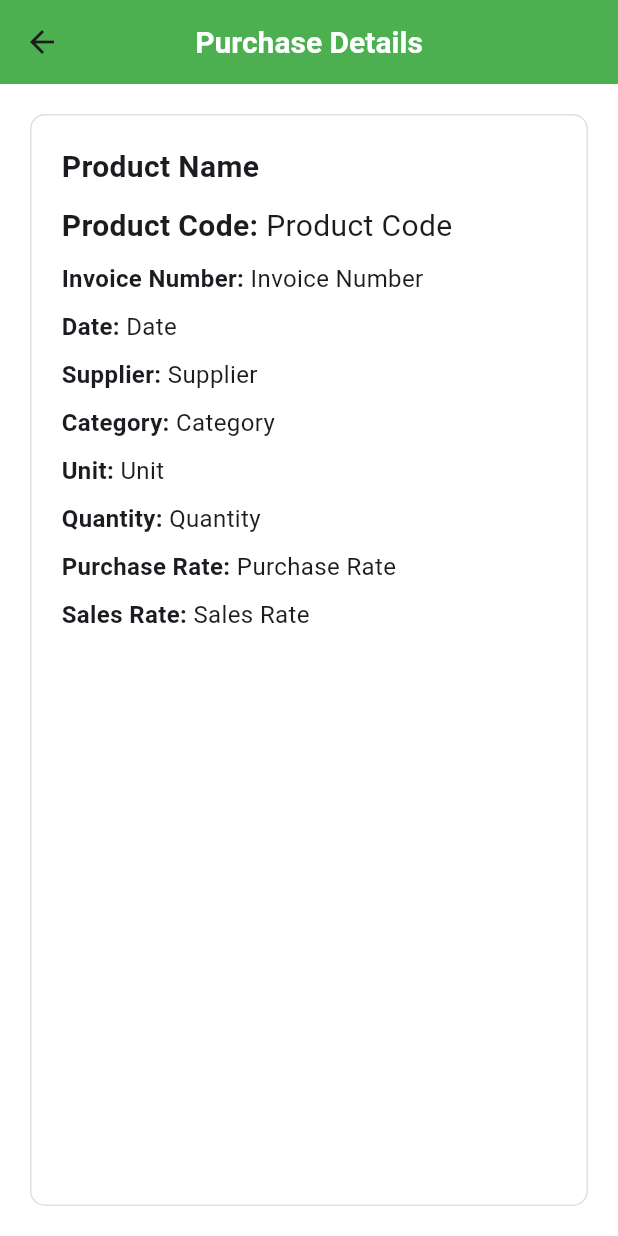
After one commit to krishnabourgeon/stock_manager, a Flutter app: the PurchaseDetailsScreen screen opened directly, on a phone screen of 412 x 824 dp. The commit adds this screen. Run offline on Flutter 3.47's test engine with Material 3 defaults, Android fonts, the phone set to English and light mode, and no system bars; our stand-ins replace dropdown_button2, flutter_screenutil, flutter_svg, flutter_zoom_drawer, fluttertoast, pdf and 4 more; missing offline and left inert: auto_height_grid_view, whatsapp_unilink; accounts and stored records are empty.

Commit message:
error fixing

```diff
--- /dev/null
+++ b/lib/screens/stock/purchase_details_screen.dart
@@ -0,0 +1,191 @@
+import 'package:flutter/material.dart';
+import 'package:flutter_screenutil/flutter_screenutil.dart';
+
+class PurchaseDetailsScreen extends StatelessWidget {
+  const PurchaseDetailsScreen({super.key});
+
+  @override
+  Widget build(BuildContext context) {
+    return Scaffold(
+      appBar: AppBar(
+        backgroundColor: Colors.green,
+        title: Text(
+          "Purchase Details",
+          style: TextStyle(
+              fontSize: 20.sp,
+              fontWeight: FontWeight.bold,
+              color: Colors.white),
+        ),
+        centerTitle: true,
+      ),
+      body: Padding(
+        padding: const EdgeInsets.all(20),
+        child: Container(
+          padding: const EdgeInsets.all(20),
+          decoration: BoxDecoration(
+              borderRadius: BorderRadius.circular(10),
+              border: Border.all(color: Colors.grey.shade300)),
+          child: Column(
+            crossAxisAlignment: CrossAxisAlignment.start,
+            children: [
+              Row(
+                children: [
+                  Text(
+                    "Product Name",
+                    style:
+                        TextStyle(fontSize: 20.sp, fontWeight: FontWeight.bold),
+                  ),
+                  // Text("Product Name",style: TextStyle(fontSize: 20.sp),),
+                ],
+              ),
+              SizedBox(
+                height: 10.h,
+              ),
+              Row(
+                children: [
+                  Text(
+                    "Product Code: ",
+                    style:
+                        TextStyle(fontSize: 20.sp, fontWeight: FontWeight.bold),
+                  ),
+                  Text(
+                    "Product Code",
+                    style: TextStyle(fontSize: 20.sp),
+                  ),
+                ],
+              ),
+              SizedBox(
+                height: 9.h,
+              ),
+              Row(
+                children: [
+                  Text(
+                    "Invoice Number: ",
+                    style:
+                        TextStyle(fontSize: 16.sp, fontWeight: FontWeight.bold),
+                  ),
+                  Text(
+                    "Invoice Number",
+                    style: TextStyle(fontSize: 16.sp),
+                  ),
+                ],
+              ),
+              SizedBox(
+                height: 9.h,
+              ),
+              Row(
+                children: [
+                  Text(
+                    "Date: ",
+                    style:
+                        TextStyle(fontSize: 16.sp, fontWeight: FontWeight.bold),
+                  ),
+                  Text(
+                    "Date",
+                    style: TextStyle(fontSize: 16.sp),
+                  ),
+                ],
+              ),
+              SizedBox(
+                height: 9.h,
+              ),
+              Row(
+                children: [
+                  Text(
+                    "Supplier: ",
+                    style:
+                        TextStyle(fontSize: 16.sp, fontWeight: FontWeight.bold),
+                  ),
+                  Text(
+                    "Supplier",
+                    style: TextStyle(fontSize: 16.sp),
+                  ),
+                ],
+              ),
+              SizedBox(
+                height: 9.h,
+              ),
+              Row(
+                children: [
+                  Text(
+                    "Category: ",
+                    style:
+                        TextStyle(fontSize: 16.sp, fontWeight: FontWeight.bold),
+                  ),
+                  Text(
+                    "Category",
+                    style: TextStyle(fontSize: 16.sp),
+                  ),
+                ],
+              ),
+              SizedBox(
+                height: 9.h,
+              ),
+              Row(
+                children: [
+                  Text(
+                    "Unit: ",
+                    style:
+                        TextStyle(fontSize: 16.sp, fontWeight: FontWeight.bold),
+                  ),
+                  Text(
+                    "Unit",
+                    style: TextStyle(fontSize: 16.sp),
+                  ),
+                ],
+              ),
+              SizedBox(
+                height: 9.h,
+              ),
+              Row(
+                children: [
+                  Text(
+                    "Quantity: ",
+                    style:
+                        TextStyle(fontSize: 16.sp, fontWeight: FontWeight.bold),
+                  ),
+                  Text(
+                    "Quantity",
+                    style: TextStyle(fontSize: 16.sp),
+                  ),
+                ],
+              ),
+              SizedBox(
+                height: 9.h,
+              ),
+              Row(
+                children: [
+                  Text(
+                    "Purchase Rate: ",
+                    style:
+                        TextStyle(fontSize: 16.sp, fontWeight: FontWeight.bold),
+                  ),
+                  Text(
+                    "Purchase Rate",
+                    style: TextStyle(fontSize: 16.sp),
+                  ),
+                ],
+              ),
+              SizedBox(
+                height: 9.h,
+              ),
+              Row(
+                children: [
+                  Text(
+                    "Sales Rate: ",
+                    style:
+                        TextStyle(fontSize: 16.sp, fontWeight: FontWeight.bold),
+                  ),
+                  Text(
+                    "Sales Rate",
+                    style: TextStyle(fontSize: 16.sp),
+                  ),
+                ],
+              )
+            ],
+          ),
+        ),
+      ),
+    );
+  }
+}
--- a/lib/screens/stock/stock_screen.dart
+++ b/lib/screens/stock/stock_screen.dart
@@ -336,7 +336,7 @@ import 'package:printing/printing.dart';
 import 'package:provider/provider.dart';
 import 'package:stock_manager/providers/stock_provider.dart';
 import 'package:stock_manager/screens/stock/add_stock.dart';
-// import 'package:stock_manager/screens/stock/purchase_details_screen.dart';
+import 'package:stock_manager/screens/stock/purchase_details_screen.dart';
 import 'package:stock_manager/screens/stock/view_stock.dart';
 import 'package:stock_manager/services/provider_helper_class.dart';
 import 'package:stock_manager/services/shared_preference_helper.dart';
@@ -651,7 +651,8 @@ class _StockScreenState extends State<StockScreen> {
                                 Navigator.push(
                                   context,
                                   MaterialPageRoute(
-                                    builder: (context) => ViewStock(),
+                                    builder: (context) =>
+                                        PurchaseDetailsScreen(),
                                   ),
                                 );
                               },
```
